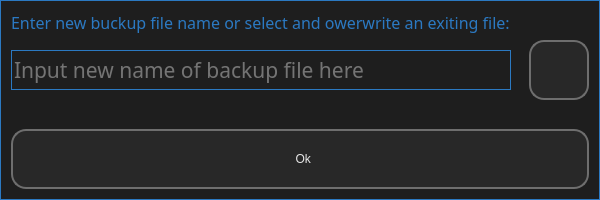
Above: ui/ui_01_2__sel_buckup_file_name.ui from il721/EasyBack before the change. Below: the same form after it.
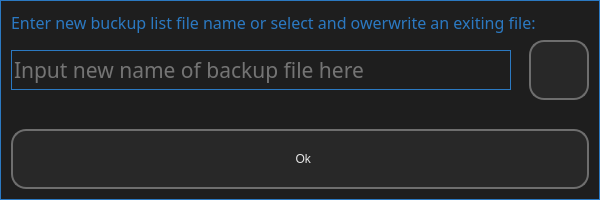
That is the form after the change. Icons and pictures are not drawn.

Commit message: Start working on "Add Item.../Save List"

The edit to the form file:
```diff
--- a/ui/ui_01_2__sel_buckup_file_name.ui
+++ b/ui/ui_01_2__sel_buckup_file_name.ui
@@ -76,7 +76,7 @@
       <string notr="true"/>
      </property>
      <property name="text">
-      <string>Enter new buckup file name or select and owerwrite an exiting file:</string>
+      <string>Enter new buckup list file name or select and owerwrite an exiting file:</string>
      </property>
     </widget>
    </item>
```
The commit also changes 1 other file.
